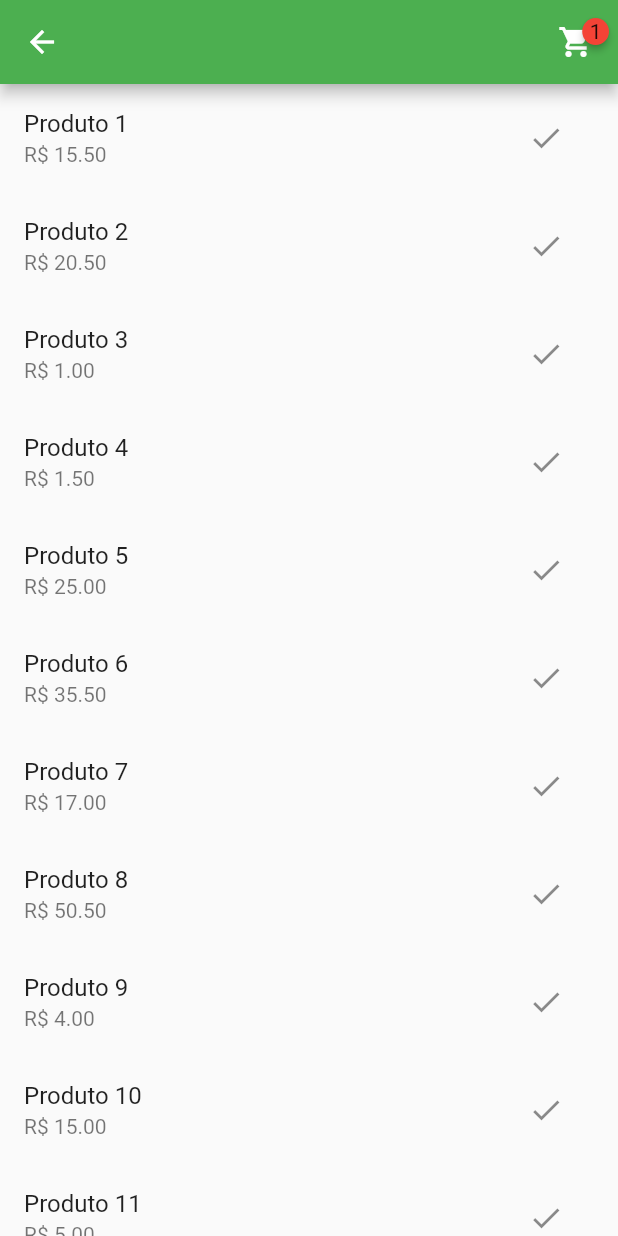
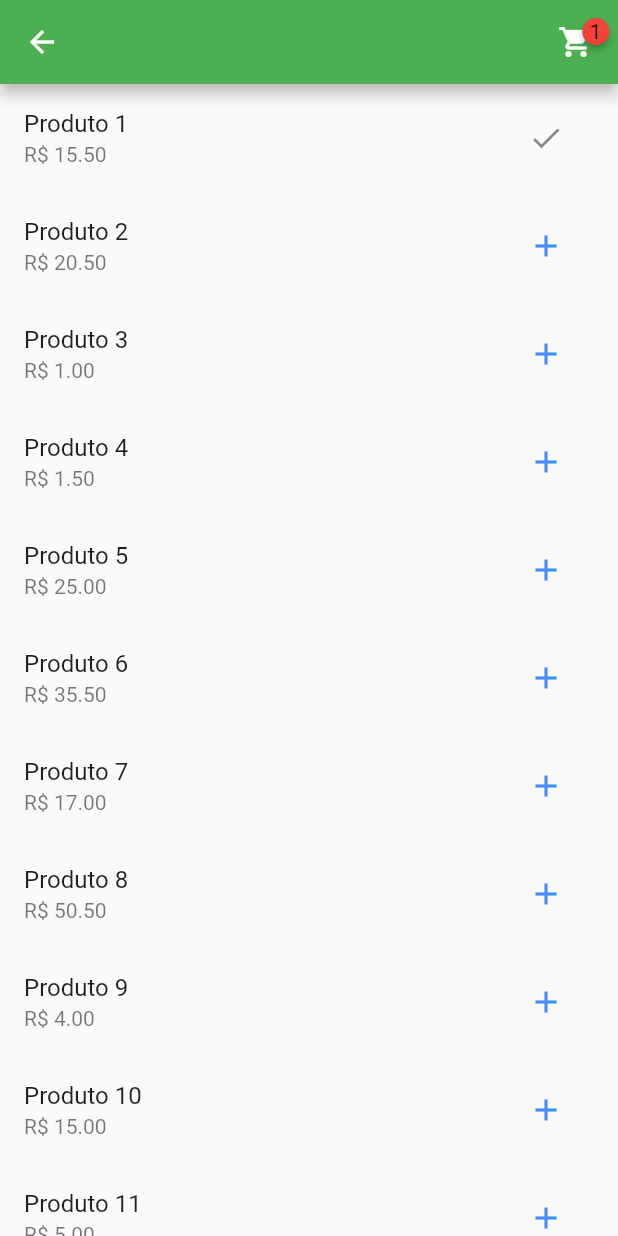
Before and after one commit to catanni/login_flutter, a Flutter app: the screen it shows after launch, after a tap on the "add" icon, on a phone screen of 412 x 824 dp. Run offline on Flutter 3.47's test engine with Material 2 defaults, Android fonts, the phone set to English and light mode, and no system bars; drawn by our look-alikes of badges.

Commit message:
Add files via upload

```diff
--- a/lib/aula_12/model/produto.dart
+++ b/lib/aula_12/model/produto.dart
@@ -12,18 +12,18 @@ class Produto {
   static List<Produto> gerarLista() {
     return [
       Produto(id: 1, nome: 'Produto 1', preco: 15.50),
-      Produto(id: 1, nome: 'Produto 2', preco: 20.50),
-      Produto(id: 1, nome: 'Produto 3', preco: 1.00),
-      Produto(id: 1, nome: 'Produto 4', preco: 1.50),
-      Produto(id: 1, nome: 'Produto 5', preco: 25.00),
-      Produto(id: 1, nome: 'Produto 6', preco: 35.50),
-      Produto(id: 1, nome: 'Produto 7', preco: 17.00),
-      Produto(id: 1, nome: 'Produto 8', preco: 50.50),
-      Produto(id: 1, nome: 'Produto 9', preco: 4.00),
-      Produto(id: 1, nome: 'Produto 10', preco: 15.00),
-      Produto(id: 1, nome: 'Produto 11', preco: 5.00),
-      Produto(id: 1, nome: 'Produto 12', preco: 3.00),
-      Produto(id: 1, nome: 'Produto 13', preco: 1.00)
+      Produto(id: 2, nome: 'Produto 2', preco: 20.50),
+      Produto(id: 3, nome: 'Produto 3', preco: 1.00),
+      Produto(id: 4, nome: 'Produto 4', preco: 1.50),
+      Produto(id: 5, nome: 'Produto 5', preco: 25.00),
+      Produto(id: 6, nome: 'Produto 6', preco: 35.50),
+      Produto(id: 7, nome: 'Produto 7', preco: 17.00),
+      Produto(id: 8, nome: 'Produto 8', preco: 50.50),
+      Produto(id: 9, nome: 'Produto 9', preco: 4.00),
+      Produto(id: 10, nome: 'Produto 10', preco: 15.00),
+      Produto(id: 11, nome: 'Produto 11', preco: 5.00),
+      Produto(id: 12, nome: 'Produto 12', preco: 3.00),
+      Produto(id: 13, nome: 'Produto 13', preco: 1.00)
     ];
   }
 }
--- a/lib/aula_12/view/cardapio_view.dart
+++ b/lib/aula_12/view/cardapio_view.dart
@@ -1,7 +1,7 @@
 import 'package:aula_9/aula_12/model/produto.dart';
 import 'package:flutter/material.dart';
 import 'package:provider/provider.dart';
-import 'package:badges/badges.dart';
+import 'package:badges/badges.dart' as badges;
 import 'package:aula_9/aula_12/model/carrinho_model.dart';
 
 class CardapioView extends StatelessWidget {
@@ -16,7 +16,12 @@ class CardapioView extends StatelessWidget {
         actions: [
           Padding(
             padding: const EdgeInsets.all(16),
-            child: Badge(
+            child: badges.Badge(
+              onTap: () {
+                if (carrinho.numProdutos > 0) {
+                  Navigator.pushNamed(context, '/pedido_view');
+                }
+              },
               badgeContent: Text('${carrinho.numProdutos}'),
               showBadge: carrinho.numProdutos > 0,
               child: const Icon(
@@ -28,7 +33,7 @@ class CardapioView extends StatelessWidget {
       ),
       body: ListView.builder(
         itemCount: produtos.length,
-        itemBuilder: ((context, index) {
+        itemBuilder: (context, index) {
           return ListTile(
             title: Text(produtos[index].nome),
             subtitle: Text('R\$ ${produtos[index].preco.toStringAsFixed(2)}'),
@@ -37,7 +42,7 @@ class CardapioView extends StatelessWidget {
               child: carrinho.adicionado(produtos[index])
                   ? IconButton(
                       onPressed: () {},
-                      icon: Icon(Icons.check),
+                      icon: const Icon(Icons.check),
                     )
                   : IconButton(
                       onPressed: () {
@@ -50,7 +55,7 @@ class CardapioView extends StatelessWidget {
                     ),
             ),
           );
-        }),
+        },
       ),
     );
   }
```
Also changed, not shown: lib/aula_12/view/pedido_view.dart (added, +43 -0 lines), lib/aula_12/model/carrinho_model.dart (line endings or trailing spaces).
